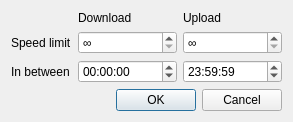
The window that src/gui/timerangedialog.ui (qbittorrent/qBittorrent) describes before a commit, drawn with Qt 5.
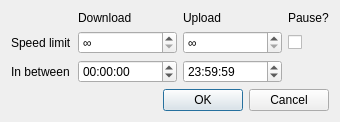
The same window after the commit.

Commit message: Implement pause function in schedule

What changed in the file:
```diff
--- a/src/gui/timerangedialog.ui
+++ b/src/gui/timerangedialog.ui
@@ -36,6 +36,13 @@
        </property>
       </widget>
      </item>
+     <item row="0" column="3">
+      <widget class="QLabel">
+       <property name="text">
+        <string>Pause?</string>
+       </property>
+      </widget>
+     </item>
      <item row="1" column="0">
       <widget class="QLabel">
        <property name="text">
@@ -69,6 +76,9 @@
        </property>
       </widget>
      </item>
+     <item row="1" column="3">
+      <widget class="QCheckBox" name="pauseCheckBox"/>
+     </item>
      <item row="2" column="0">
       <widget class="QLabel">
        <property name="text">
```
Left out of the diff: 40 changed lines with no effect on the pictures. The commit also changes 11 other files.
